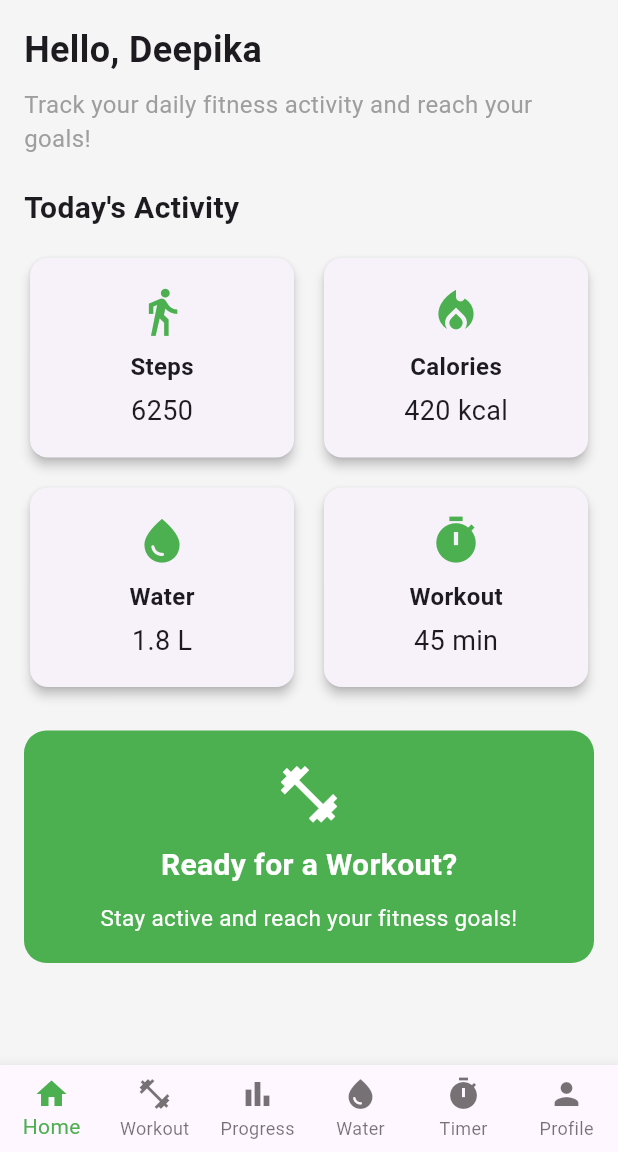
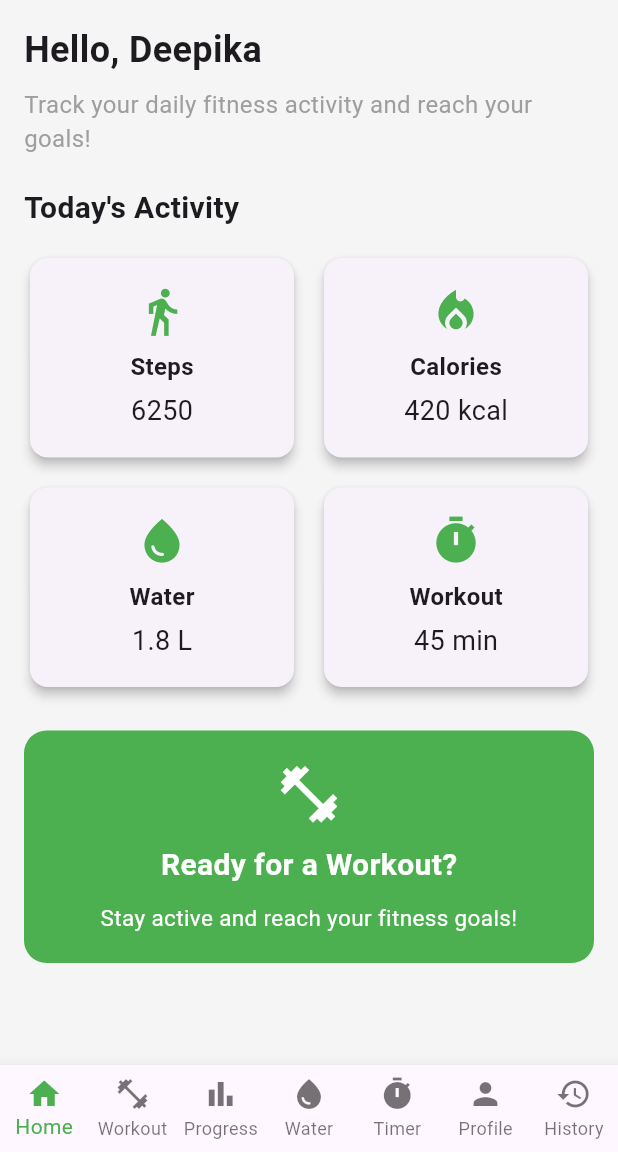
Before and after one commit to gadaraboinadeepika/fitness-tracking-system, a Flutter app: the screen it shows after launch, on a phone screen of 412 x 824 dp, the part 84-1236 px from its top. Run offline on Flutter 3.47's test engine with Material 3 defaults, Android fonts, the phone set to English and light mode, and no system bars.

Commit message:
Add workout history screen

```diff
--- a/lib/main.dart
+++ b/lib/main.dart
@@ -1,9 +1,11 @@
+
 import 'package:flutter/material.dart';
 import 'workout_screen.dart';
 import 'progress_screen.dart';
 import 'water_tracker_screen.dart';
 import 'workout_timer_screen.dart';
 import 'profile_screen.dart';
+import 'workout_history_screen.dart';
 
 void main() {
   runApp(const FitnessTrackingApp());
@@ -45,6 +47,7 @@ class _MainNavigationScreenState
     WaterTrackerScreen(),
     WorkoutTimerScreen(),
     ProfileScreen(),
+    WorkoutHistoryScreen(),
   ];
 
   @override
@@ -84,6 +87,10 @@ class _MainNavigationScreenState
           BottomNavigationBarItem(
             icon: Icon(Icons.person),
             label: 'Profile',
+          ),
+          BottomNavigationBarItem(
+            icon: Icon(Icons.history),
+            label: 'History',
           ),
         ],
       ),
@@ -177,8 +184,8 @@ class FitnessHomePage extends StatelessWidget {
                 color: Colors.green,
                 borderRadius: BorderRadius.circular(15),
               ),
-              child: Column(
-                children: const [
+              child: const Column(
+                children: [
                   Icon(
                     Icons.fitness_center,
                     color: Colors.white,
```
Also changed, not shown: lib/workout_history_screen.dart (added, +79 -0 lines).
